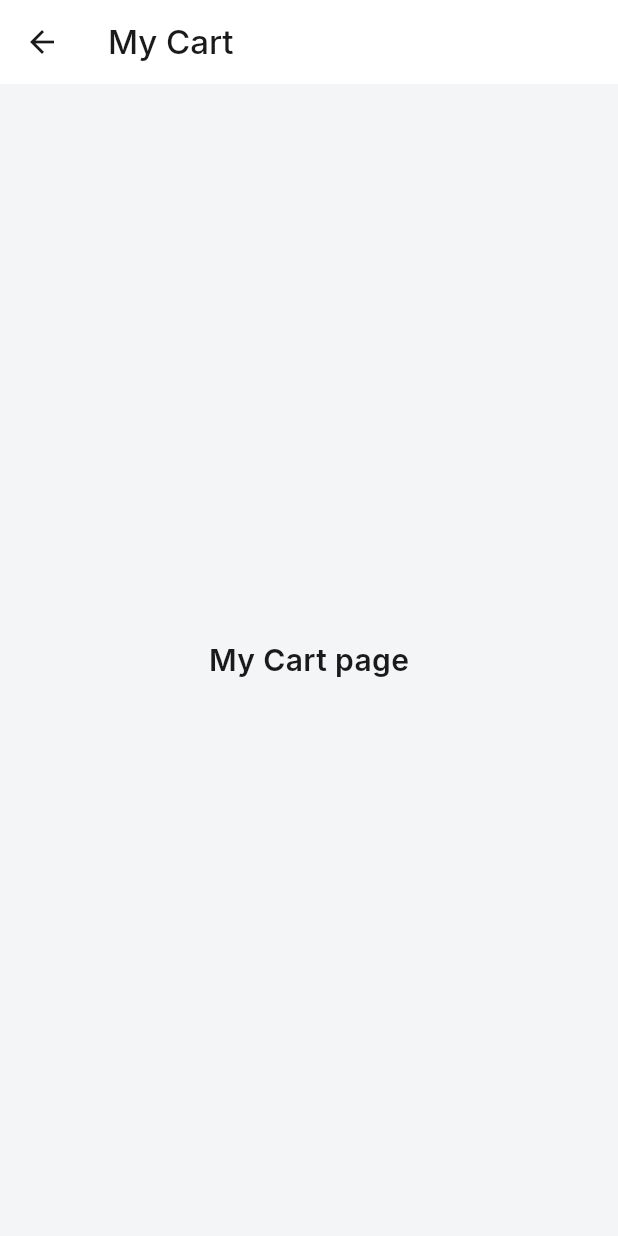
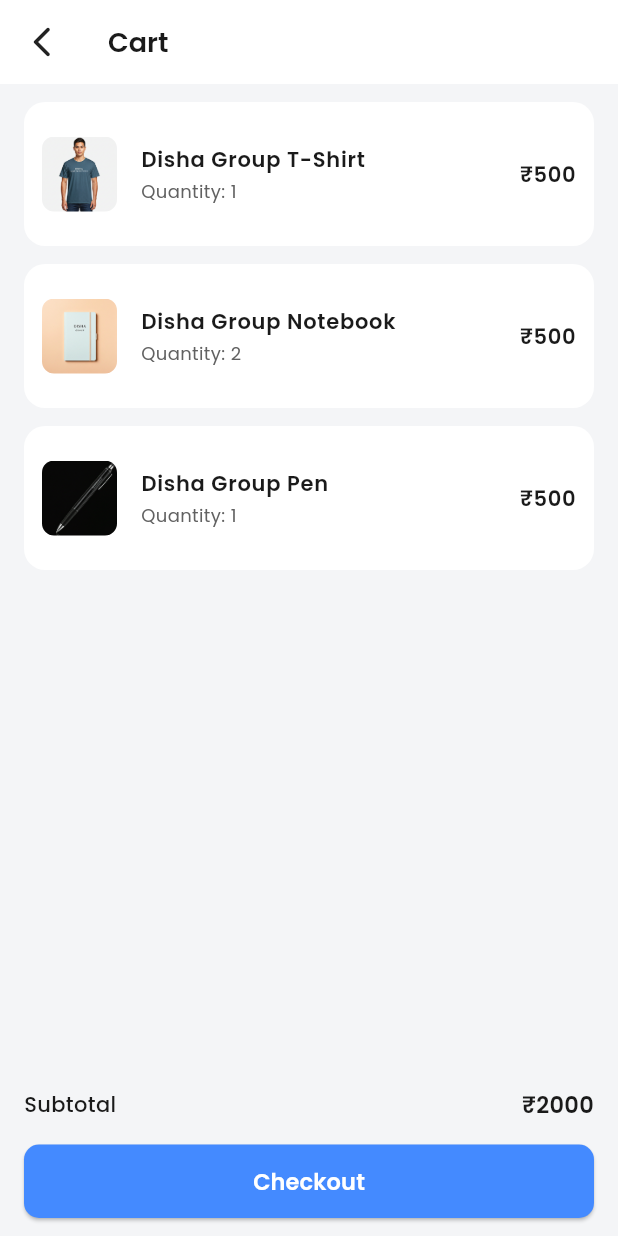
Before and after one commit to Ravi-Sensible/TalkED, a Flutter app: the AppDrawer widget shown alone on an empty page, opened directly with empty values, scrolled down 98 dp, after a tap on "My Cart", on a phone screen of 412 x 824 dp. Run offline on Flutter 3.47's test engine with Material 3 defaults, Android fonts, the phone set to English and light mode, and no system bars; our stand-ins replace carousel_slider, google_fonts.

Commit message:
cart page

```diff
--- /dev/null
+++ b/lib/pages/cart_page.dart
@@ -0,0 +1,96 @@
+import 'package:flutter/material.dart';
+import 'package:google_fonts/google_fonts.dart';
+import 'package:talked/pages/checkout_page.dart';
+
+class CartPage extends StatelessWidget {
+  const CartPage({super.key});
+
+  @override
+  Widget build(BuildContext context) {
+    final cartItems = [
+      {'name': 'Disha Group T-Shirt', 'price': 500, 'quantity': 1, 'image': 'assets/images/tshirt.png'},
+      {'name': 'Disha Group Notebook', 'price': 500, 'quantity': 2, 'image': 'assets/images/notebook.png'},
+      {'name': 'Disha Group Pen', 'price': 500, 'quantity': 1, 'image': 'assets/images/pen.png'},
+    ];
+
+    final subtotal = cartItems.fold<int>(0, (sum, item) => sum + (item['price'] as int) * (item['quantity'] as int));
+
+    return Scaffold(
+      backgroundColor: const Color(0xFFF4F5F7),
+      appBar: AppBar(
+        title: Text('Cart', style: GoogleFonts.poppins(fontWeight: FontWeight.w600, fontSize: 18)),
+        backgroundColor: Colors.white,
+        elevation: 0,
+        leading: IconButton(
+          icon: const Icon(Icons.arrow_back_ios_new_rounded, color: Colors.black87),
+          onPressed: () => Navigator.pop(context),
+        ),
+      ),
+      body: Column(
+        children: [
+          Expanded(
+            child: ListView.builder(
+              padding: const EdgeInsets.symmetric(horizontal: 16, vertical: 12),
+              itemCount: cartItems.length,
+              itemBuilder: (context, index) {
+                final item = cartItems[index];
+                return Container(
+                  margin: const EdgeInsets.only(bottom: 12),
+                  decoration: BoxDecoration(
+                    color: Colors.white,
+                    borderRadius: BorderRadius.circular(14),
+                  ),
+                  child: ListTile(
+                    contentPadding: const EdgeInsets.all(12),
+                    leading: ClipRRect(
+                      borderRadius: BorderRadius.circular(8),
+                      child: Image.asset(item['image'] as String, width: 50, height: 50, fit: BoxFit.cover),
+                    ),
+                    title: Text(item['name'] as String, style: GoogleFonts.poppins(fontWeight: FontWeight.w600, fontSize: 14)),
+                    subtitle: Text('Quantity: ${item['quantity']}', style: GoogleFonts.poppins(fontSize: 12, color: Colors.grey[700])),
+                    trailing: Text(
+                      '₹${item['price']}',
+                      style: GoogleFonts.poppins(fontSize: 14, fontWeight: FontWeight.w600),
+                    ),
+                  ),
+                );
+              },
+            ),
+          ),
+          Padding(
+            padding: const EdgeInsets.symmetric(horizontal: 16, vertical: 12),
+            child: Column(
+              children: [
+                Row(
+                  mainAxisAlignment: MainAxisAlignment.spaceBetween,
+                  children: [
+                    Text('Subtotal', style: GoogleFonts.poppins(fontSize: 14, fontWeight: FontWeight.w500)),
+                    Text('₹$subtotal', style: GoogleFonts.poppins(fontSize: 15, fontWeight: FontWeight.w600)),
+                  ],
+                ),
+                const SizedBox(height: 16),
+                SizedBox(
+                  width: double.infinity,
+                  child: ElevatedButton(
+                    onPressed: () {
+                      Navigator.push(
+                        context,
+                        MaterialPageRoute(builder: (_) => const CheckoutPage()),
+                      );
+                    },
+                    style: ElevatedButton.styleFrom(
+                      backgroundColor: Colors.blueAccent,
+                      padding: const EdgeInsets.symmetric(vertical: 14),
+                      shape: RoundedRectangleBorder(borderRadius: BorderRadius.circular(10)),
+                    ),
+                    child: Text('Checkout', style: GoogleFonts.poppins(fontSize: 15, fontWeight: FontWeight.w600, color: Colors.white)),
+                  ),
+                ),
+              ],
+            ),
+          ),
+        ],
+      ),
+    );
+  }
+}
--- a/lib/pages/components/app_drawer.dart
+++ b/lib/pages/components/app_drawer.dart
@@ -1,5 +1,6 @@
 import 'package:flutter/material.dart';
 import 'package:google_fonts/google_fonts.dart';
+import 'package:talked/pages/cart_page.dart';
 import 'package:talked/pages/simple_page.dart';
 import 'package:talked/pages/splash_page.dart';
 import 'package:talked/utils/constants.dart';
@@ -131,7 +132,7 @@ class AppDrawer extends StatelessWidget {
               onTap: () {
                 Navigator.pop(context);
                 Navigator.of(context).push(
-                  MaterialPageRoute(builder: (_) => const SimplePage(title: 'My Cart')),
+                  MaterialPageRoute(builder: (_) => const CartPage()),
                 );
               },
             ),
```
Also changed, not shown: lib/pages/checkout_page.dart (added, +128 -0 lines).
